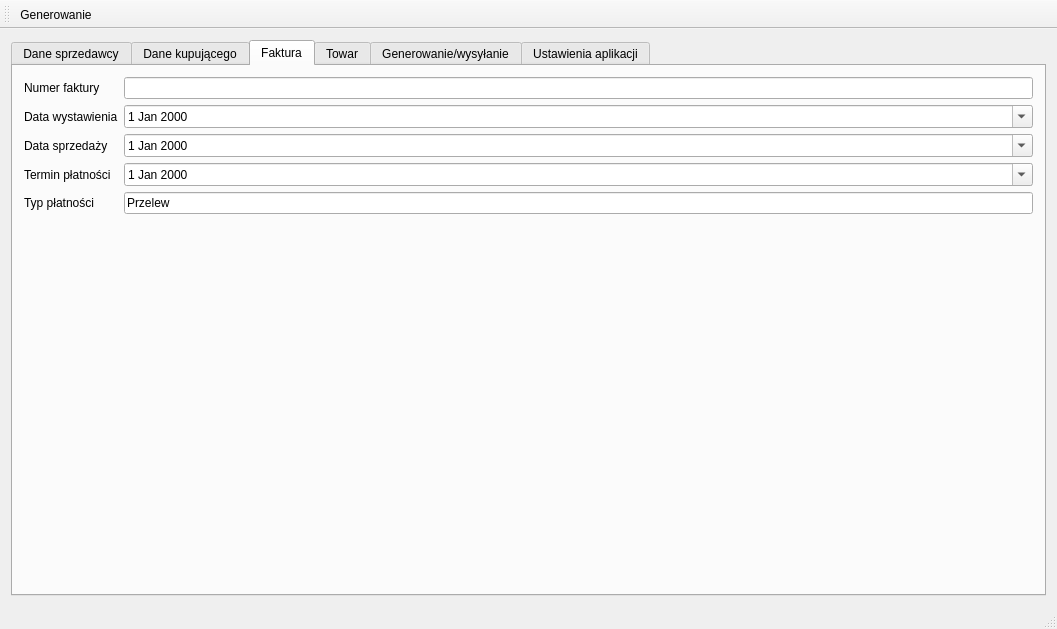
First picture: the form in mainwindow.ui, repository Razikus/Fakturka, before the edit.
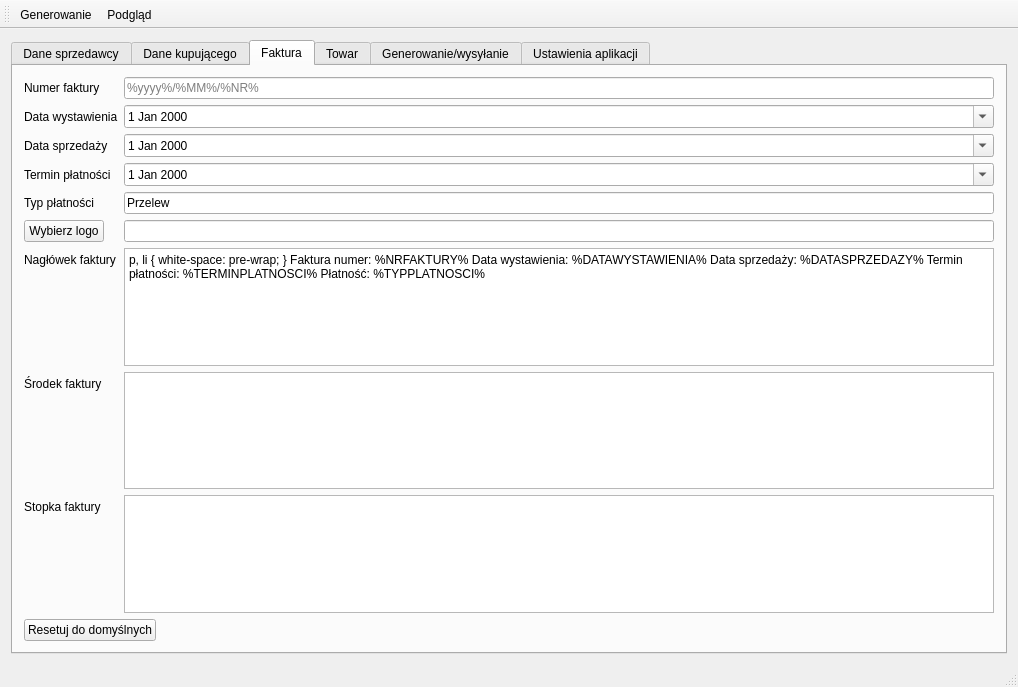
Second picture: the form after the edit. The open tabs and pages were chosen to show the change. Icons and pictures are not drawn.

The edit to the form file:
```diff
--- a/mainwindow.ui
+++ b/mainwindow.ui
@@ -6,8 +6,8 @@
    <rect>
     <x>0</x>
     <y>0</y>
-    <width>1057</width>
-    <height>629</height>
+    <width>1018</width>
+    <height>687</height>
    </rect>
   </property>
   <property name="windowTitle">
@@ -164,16 +164,9 @@
        <attribute name="title">
         <string>Faktura</string>
        </attribute>
-       <layout class="QFormLayout" name="formLayout">
+       <layout class="QFormLayout" name="formLayout_4">
         <item row="0" column="0" colspan="2">
-         <layout class="QGridLayout" name="gridLayout_2">
-          <item row="2" column="0">
-           <widget class="QLabel" name="label_9">
-            <property name="text">
-             <string>Data sprzedaży</string>
-            </property>
-           </widget>
-          </item>
+         <layout class="QFormLayout" name="formLayout">
           <item row="0" column="0">
            <widget class="QLabel" name="label_7">
             <property name="text">
@@ -181,6 +174,13 @@
             </property>
            </widget>
           </item>
+          <item row="0" column="1">
+           <widget class="QLineEdit" name="invoice_nr">
+            <property name="placeholderText">
+             <string>%yyyy%/%MM%/%NR%</string>
+            </property>
+           </widget>
+          </item>
           <item row="1" column="0">
            <widget class="QLabel" name="label_8">
             <property name="text">
@@ -188,9 +188,6 @@
             </property>
            </widget>
           </item>
-          <item row="0" column="1">
-           <widget class="QLineEdit" name="invoice_nr"/>
-          </item>
           <item row="1" column="1">
            <widget class="QDateEdit" name="invoice_issued">
             <property name="calendarPopup">
@@ -198,17 +195,10 @@
             </property>
            </widget>
           </item>
-          <item row="3" column="1">
-           <widget class="QDateEdit" name="invoice_term">
-            <property name="calendarPopup">
-             <bool>true</bool>
-            </property>
-           </widget>
-          </item>
-          <item row="4" column="0">
-           <widget class="QLabel" name="label_11">
+          <item row="2" column="0">
+           <widget class="QLabel" name="label_9">
             <property name="text">
-             <string>Typ płatności</string>
+             <string>Data sprzedaży</string>
             </property>
            </widget>
           </item>
@@ -226,6 +216,20 @@
             </property>
            </widget>
           </item>
+          <item row="3" column="1">
+           <widget class="QDateEdit" name="invoice_term">
+            <property name="calendarPopup">
+             <bool>true</bool>
+            </property>
+           </widget>
+          </item>
+          <item row="4" column="0">
+           <widget class="QLabel" name="label_11">
+            <property name="text">
+             <string>Typ płatności</string>
+            </property>
+           </widget>
+          </item>
           <item row="4" column="1">
            <widget class="QLineEdit" name="invoice_paymenttype">
             <property name="text">
@@ -233,8 +237,76 @@
             </property>
            </widget>
           </item>
+          <item row="6" column="0">
+           <widget class="QLabel" name="label_12">
+            <property name="text">
+             <string>Nagłówek faktury</string>
+            </property>
+           </widget>
+          </item>
+          <item row="6" column="1">
+           <widget class="QTextEdit" name="invoice_header">
+            <property name="html">
+             <string>&lt;!DOCTYPE HTML PUBLIC &quot;-//W3C//DTD HTML 4.0//EN&quot; &quot;http://www.w3.org/TR/REC-html40/strict.dtd&quot;&gt;
+&lt;html&gt;&lt;head&gt;&lt;meta name=&quot;qrichtext&quot; content=&quot;1&quot; /&gt;&lt;style type=&quot;text/css&quot;&gt;
+p, li { white-space: pre-wrap; }
+&lt;/style&gt;&lt;/head&gt;&lt;body style=&quot; font-family:'MS Shell Dlg 2'; font-size:8.25pt; font-weight:400; font-style:normal;&quot;&gt;
+&lt;p style=&quot; margin-top:0px; margin-bottom:0px; margin-left:0px; margin-right:0px; -qt-block-indent:0; text-indent:0px;&quot;&gt;&amp;lt;div float = left&amp;gt;&lt;/p&gt;
+&lt;p style=&quot; margin-top:0px; margin-bottom:0px; margin-left:0px; margin-right:0px; -qt-block-indent:0; text-indent:0px;&quot;&gt;&amp;lt;img align=right float=none src=%LOGO%&amp;gt;&amp;lt;br&amp;gt;&lt;/p&gt;
+&lt;p style=&quot; margin-top:0px; margin-bottom:0px; margin-left:0px; margin-right:0px; -qt-block-indent:0; text-indent:0px;&quot;&gt;&amp;lt;b&amp;gt;Faktura numer: &amp;lt;/b&amp;gt; %NRFAKTURY%&amp;lt;br&amp;gt;&lt;/p&gt;
+&lt;p style=&quot; margin-top:0px; margin-bottom:0px; margin-left:0px; margin-right:0px; -qt-block-indent:0; text-indent:0px;&quot;&gt;&amp;lt;br&amp;gt;&lt;/p&gt;
+&lt;p style=&quot; margin-top:0px; margin-bottom:0px; margin-left:0px; margin-right:0px; -qt-block-indent:0; text-indent:0px;&quot;&gt;&amp;lt;b&amp;gt;Data wystawienia: &amp;lt;/b&amp;gt; %DATAWYSTAWIENIA%&amp;lt;br&amp;gt;&lt;/p&gt;
+&lt;p style=&quot; margin-top:0px; margin-bottom:0px; margin-left:0px; margin-right:0px; -qt-block-indent:0; text-indent:0px;&quot;&gt;&amp;lt;b&amp;gt;Data sprzedaży: &amp;lt;/b&amp;gt; %DATASPRZEDAZY%&amp;lt;br&amp;gt;&lt;/p&gt;
+&lt;p style=&quot; margin-top:0px; margin-bottom:0px; margin-left:0px; margin-right:0px; -qt-block-indent:0; text-indent:0px;&quot;&gt;&amp;lt;b&amp;gt;Termin płatności: &amp;lt;/b&amp;gt; %TERMINPLATNOSCI%&amp;lt;br&amp;gt;&lt;/p&gt;
+&lt;p style=&quot; margin-top:0px; margin-bottom:0px; margin-left:0px; margin-right:0px; -qt-block-indent:0; text-indent:0px;&quot;&gt;&amp;lt;b&amp;gt;Płatność: &amp;lt;/b&amp;gt; %TYPPLATNOSCI%&amp;lt;br&amp;gt;&lt;/p&gt;
+&lt;p style=&quot; margin-top:0px; margin-bottom:0px; margin-left:0px; margin-right:0px; -qt-block-indent:0; text-indent:0px;&quot;&gt;&amp;lt;/div&amp;gt;&lt;/p&gt;
+&lt;p style=&quot; margin-top:0px; margin-bottom:0px; margin-left:0px; margin-right:0px; -qt-block-indent:0; text-indent:0px;&quot;&gt;&amp;lt;hr&amp;gt;&lt;/p&gt;
+&lt;p style=&quot;-qt-paragraph-type:empty; margin-top:0px; margin-bottom:0px; margin-left:0px; margin-right:0px; -qt-block-indent:0; text-indent:0px;&quot;&gt;&lt;br /&gt;&lt;/p&gt;&lt;/body&gt;&lt;/html&gt;</string>
+            </property>
+            <property name="placeholderText">
+             <string>&lt;div float = left&gt; &lt;img align=right float=none src=logo.jpg&gt;&lt;br&gt; &lt;b&gt;Faktura numer: &lt;/b&gt; %NRFAKTURY%&lt;br&gt; &lt;br&gt; &lt;b&gt;Data wystawienia: &lt;/b&gt; %DATAWYSTAWIENIA%&lt;br&gt; &lt;b&gt;Data sprzedaży: &lt;/b&gt; %DATASPRZEDAZY%&lt;br&gt; &lt;b&gt;Termin płatności: &lt;/b&gt; %TERMINPLATNOSCI%&lt;br&gt; &lt;b&gt;Płatność: &lt;/b&gt; %TYPPLATNOSCI%&lt;br&gt; &lt;/div&gt; &lt;hr&gt; </string>
+            </property>
+           </widget>
+          </item>
+          <item row="7" column="0">
+           <widget class="QLabel" name="label_13">
+            <property name="text">
+             <string>Środek faktury</string>
+            </property>
+           </widget>
+          </item>
+          <item row="7" column="1">
+           <widget class="QTextEdit" name="invoice_body"/>
+          </item>
+          <item row="8" column="0">
+           <widget class="QLabel" name="label_14">
+            <property name="text">
+             <string>Stopka faktury</string>
+            </property>
+           </widget>
+          </item>
+          <item row="8" column="1">
+           <widget class="QTextEdit" name="invoice_footer"/>
+          </item>
+          <item row="5" column="0">
+           <widget class="QPushButton" name="invoice_logoChooser">
+            <property name="text">
+             <string>Wybierz logo</string>
+            </property>
+           </widget>
+          </item>
+          <item row="5" column="1">
+           <widget class="QLineEdit" name="invoice_logoPath"/>
+          </item>
          </layout>
         </item>
+        <item row="1" column="0">
+         <widget class="QPushButton" name="invoice_resetToDefaults">
+          <property name="text">
+           <string>Resetuj do domyślnych</string>
+          </property>
+         </widget>
+        </item>
        </layout>
       </widget>
       <widget class="QWidget" name="tab_3">
@@ -529,6 +601,7 @@
     <bool>false</bool>
    </attribute>
    <addaction name="actionGenerowanie"/>
+   <addaction name="actionPodgl_d"/>
   </widget>
   <widget class="QStatusBar" name="statusBar"/>
   <action name="actionGenerowanie">
@@ -546,6 +619,21 @@
     <string>Ctrl+S</string>
    </property>
   </action>
+  <action name="actionPodgl_d">
+   <property name="icon">
+    <iconset resource="res/resources.qrc">
+     <normaloff>:/eye.png</normaloff>:/eye.png</iconset>
+   </property>
+   <property name="text">
+    <string>Podgląd</string>
+   </property>
+   <property name="toolTip">
+    <string>Podgląd faktury</string>
+   </property>
+   <property name="shortcut">
+    <string>Ctrl+Q</string>
+   </property>
+  </action>
  </widget>
  <layoutdefault spacing="6" margin="11"/>
  <resources>
```
Left out of the diff: 145 changed lines with no effect on the pictures.
